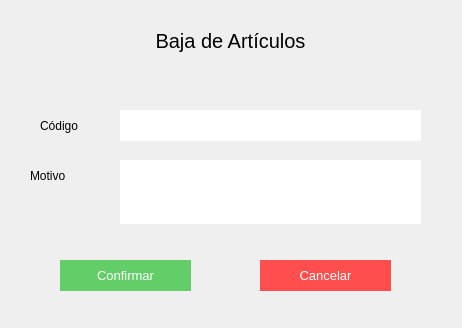
The window that Pantallas UI/Herramientas/alta-baja articulos/bajaDeArticulosHerramientas.ui (AlemFernandez786/Scabox) describes before a commit, drawn with Qt 5.
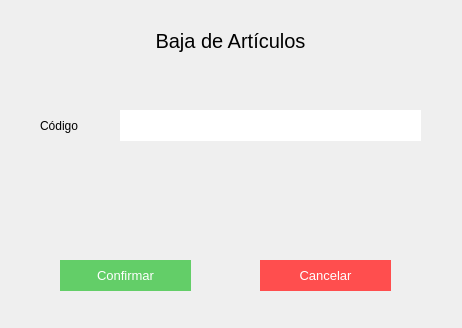
The same window after the commit.

Diff of the .ui file:
```diff
--- a/Pantallas UI/Herramientas/alta-baja articulos/bajaDeArticulosHerramientas.ui
+++ b/Pantallas UI/Herramientas/alta-baja articulos/bajaDeArticulosHerramientas.ui
@@ -106,38 +106,6 @@
     <string>Confirmar</string>
    </property>
   </widget>
-  <widget class="QPlainTextEdit" name="he_input_2">
-   <property name="geometry">
-    <rect>
-     <x>120</x>
-     <y>160</y>
-     <width>301</width>
-     <height>64</height>
-    </rect>
-   </property>
-   <property name="styleSheet">
-    <string notr="true">border:none;
-background-color: rgb(255, 255, 255);
-font: 11pt &quot;MS Shell Dlg 2&quot;;</string>
-   </property>
-  </widget>
-  <widget class="QLabel" name="label_10">
-   <property name="geometry">
-    <rect>
-     <x>30</x>
-     <y>160</y>
-     <width>81</width>
-     <height>31</height>
-    </rect>
-   </property>
-   <property name="styleSheet">
-    <string notr="true">font: 11pt &quot;MS Shell Dlg 2&quot;;
-text-align:center;</string>
-   </property>
-   <property name="text">
-    <string>Motivo</string>
-   </property>
-  </widget>
  </widget>
  <resources/>
  <connections/>
```
Left out of the diff: 2 changed lines with no effect on the pictures.
